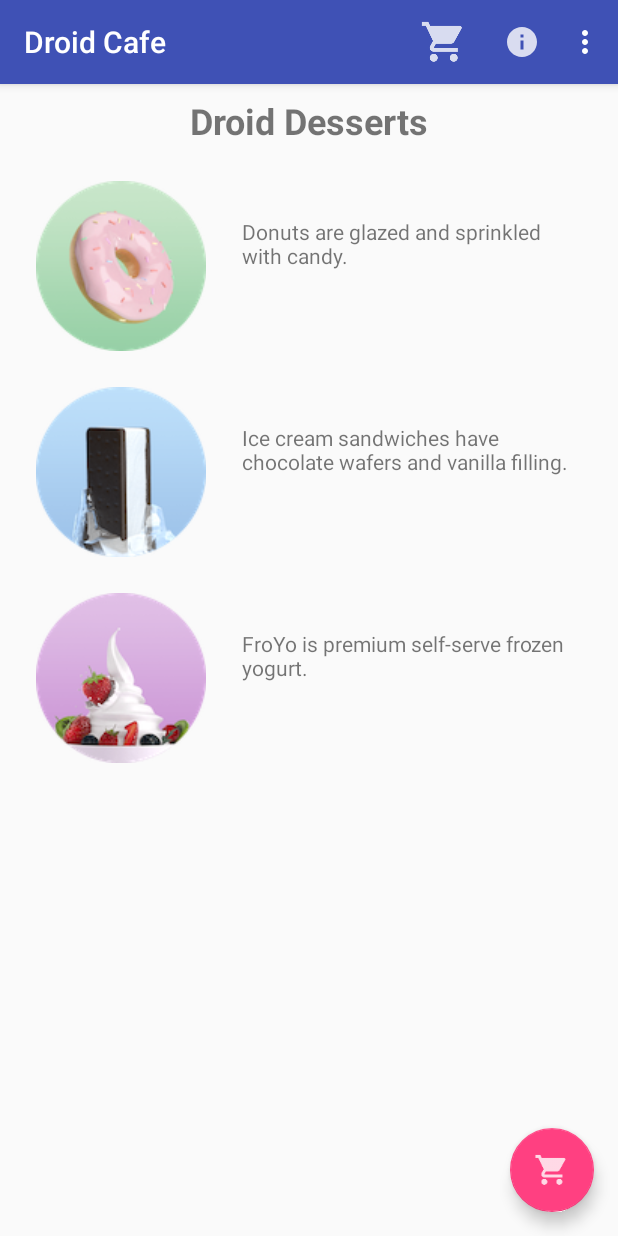
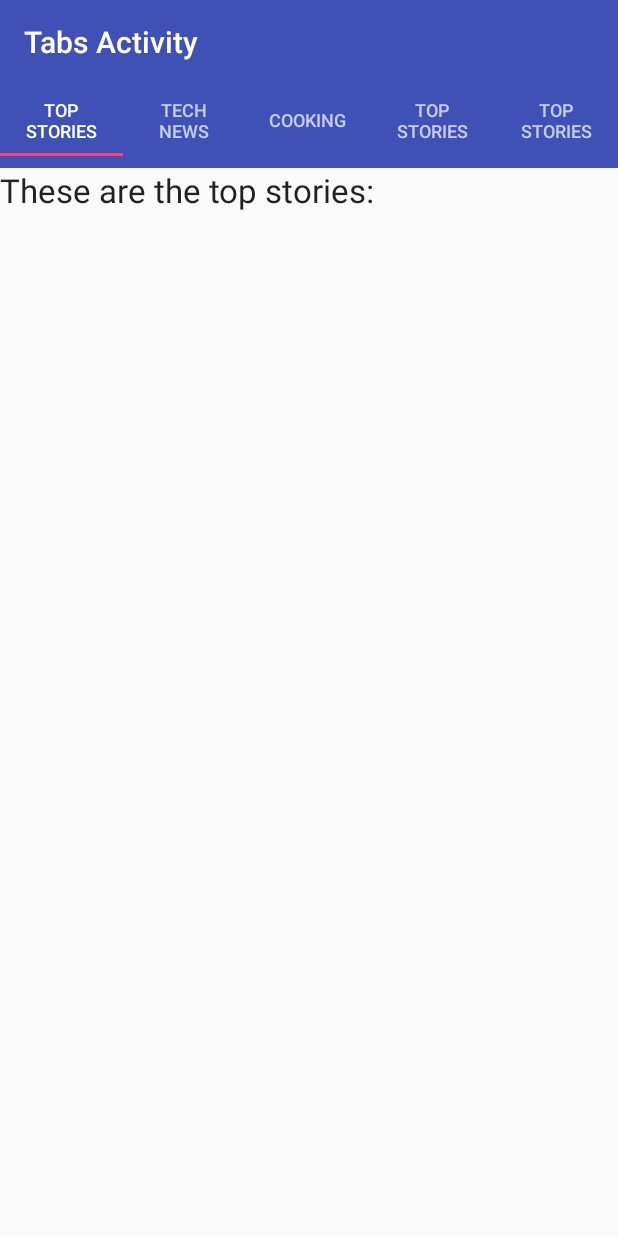
Before and after one commit to cpanou/mobile, an Android app: the screen it shows after launch (MainActivity before the commit, TabbedActivity after it), on a phone screen of 412 x 824 dp. Run offline under Robolectric (Android 15) with nearby library versions, the phone set to English and light mode, and no system bars.

Commit message:
adds tabs activity

```diff
--- a/lesson-4-ui-ux/app/src/main/java/com/example/android/droidcafeinput/MyDateFragment.java
+++ b/lesson-4-ui-ux/app/src/main/java/com/example/android/droidcafeinput/MyDateFragment.java
@@ -37,7 +37,7 @@ public class MyDateFragment extends DialogFragment implements DatePickerDialog.O
 
     @Override
     public void onDateSet(DatePicker datePicker, int year, int month, int day) {
-        String selectedDate = (day +"/" + (month + 1 ) + "/" + year);
+        String selectedDate = (day + "/" + (month + 1 ) + "/" + year);
         OrderActivity holderActivity = (OrderActivity) getActivity();
         holderActivity.setDateResult(selectedDate);
     }
--- /dev/null
+++ b/lesson-4-ui-ux/app/src/main/java/com/example/android/droidcafeinput/pager/PagerAdapter.java
@@ -0,0 +1,32 @@
+package com.example.android.droidcafeinput.pager;
+
+import android.support.v4.app.Fragment;
+import android.support.v4.app.FragmentManager;
+import android.support.v4.app.FragmentStatePagerAdapter;
+
+public class PagerAdapter extends FragmentStatePagerAdapter {
+
+    private final int numOfTabs;
+
+    public PagerAdapter(FragmentManager fm, int numOfTabs) {
+        super(fm);
+        this.numOfTabs = numOfTabs;
+    }
+
+    @Override
+    public Fragment getItem(int position) {
+        switch (position) {
+            case 0:
+            case 3:
+            case 4: return new TabFragment1();
+            case 1: return new TabFragment2();
+            case 2: return new TabFragment3();
+            default: return null;
+        }
+    }
+
+    @Override
+    public int getCount() {
+        return numOfTabs;
+    }
+}
--- /dev/null
+++ b/lesson-4-ui-ux/app/src/main/java/com/example/android/droidcafeinput/pager/TabFragment1.java
@@ -0,0 +1,29 @@
+package com.example.android.droidcafeinput.pager;
+
+import android.os.Bundle;
+import android.support.v4.app.Fragment;
+import android.util.Log;
+import android.view.LayoutInflater;
+import android.view.View;
+import android.view.ViewGroup;
+
+import com.example.android.droidcafeinput.R;
+
+
+public class TabFragment1 extends Fragment {
+
+
+    @Override
+    public View onCreateView(LayoutInflater inflater, ViewGroup container,
+                             Bundle savedInstanceState) {
+        // Inflate the layout for this fragment
+        Log.d(TabFragment1.class.getSimpleName(), "CREATED");
+        return inflater.inflate(R.layout.fragment_tab1, container, false);
+    }
+
+    @Override
+    public void onDestroyView() {
+        super.onDestroyView();
+        Log.d(TabFragment1.class.getSimpleName(), "DESTROYED");
+    }
+}
--- /dev/null
+++ b/lesson-4-ui-ux/app/src/main/java/com/example/android/droidcafeinput/pager/TabFragment2.java
@@ -0,0 +1,29 @@
+package com.example.android.droidcafeinput.pager;
+
+import android.os.Bundle;
+import android.support.v4.app.Fragment;
+import android.util.Log;
+import android.view.LayoutInflater;
+import android.view.View;
+import android.view.ViewGroup;
+
+import com.example.android.droidcafeinput.R;
+
+public class TabFragment2 extends Fragment {
+
+
+    @Override
+    public View onCreateView(LayoutInflater inflater, ViewGroup container,
+                             Bundle savedInstanceState) {
+        // Inflate the layout for this fragment
+        Log.d(TabFragment2.class.getSimpleName(), "CREATED");
+        return inflater.inflate(R.layout.fragment_tab2, container, false);
+    }
+
+    @Override
+    public void onDestroyView() {
+        super.onDestroyView();
+        Log.d(TabFragment2.class.getSimpleName(), "DESTROYED");
+    }
+
+}
--- /dev/null
+++ b/lesson-4-ui-ux/app/src/main/java/com/example/android/droidcafeinput/pager/TabbedActivity.java
@@ -0,0 +1,55 @@
+package com.example.android.droidcafeinput.pager;
+
+import android.support.design.widget.TabLayout;
+import android.support.v4.view.ViewPager;
+import android.support.v7.app.AppCompatActivity;
+import android.os.Bundle;
+import android.support.v7.widget.Toolbar;
+
+import com.example.android.droidcafeinput.R;
+
+public class TabbedActivity extends AppCompatActivity {
+
+    @Override
+    protected void onCreate(Bundle savedInstanceState) {
+        super.onCreate(savedInstanceState);
+        setContentView(R.layout.activity_tabbed);
+        Toolbar toolbar = findViewById(R.id.toolbar);
+        setSupportActionBar(toolbar);
+
+        TabLayout tabLayout = findViewById(R.id.tab_layout);
+
+        tabLayout.addTab(tabLayout.newTab().setText("Top Stories"));
+        tabLayout.addTab(tabLayout.newTab().setText("Tech News"));
+        tabLayout.addTab(tabLayout.newTab().setText("Cooking"));
+        tabLayout.addTab(tabLayout.newTab().setText("Top Stories"));
+        tabLayout.addTab(tabLayout.newTab().setText("Top Stories"));
+
+        final ViewPager pager = findViewById(R.id.pager);
+
+        PagerAdapter myAdapter = new PagerAdapter(getSupportFragmentManager(), tabLayout.getTabCount());
+
+        pager.setAdapter(myAdapter);
+
+        pager.setOnPageChangeListener(new TabLayout.TabLayoutOnPageChangeListener(tabLayout));
+
+        tabLayout.setOnTabSelectedListener(new TabLayout.OnTabSelectedListener() {
+
+            @Override
+            public void onTabSelected(TabLayout.Tab tab) {
+                pager.setCurrentItem(tab.getPosition());
+            }
+
+            @Override
+            public void onTabUnselected(TabLayout.Tab tab) {
+
+            }
+
+            @Override
+            public void onTabReselected(TabLayout.Tab tab) {
+
+            }
+        });
+    }
+
+}
--- /dev/null
+++ b/lesson-4-ui-ux/app/src/main/res/layout/activity_tabbed.xml
@@ -0,0 +1,37 @@
+<?xml version="1.0" encoding="utf-8"?>
+<RelativeLayout
+    xmlns:android="http://schemas.android.com/apk/res/android"
+    xmlns:app="http://schemas.android.com/apk/res-auto"
+    xmlns:tools="http://schemas.android.com/tools"
+    android:layout_width="match_parent"
+    android:layout_height="match_parent"
+    tools:context=".pager.TabbedActivity">
+
+    <android.support.v7.widget.Toolbar
+        android:id="@+id/toolbar"
+        android:layout_width="match_parent"
+        android:layout_height="wrap_content"
+        android:layout_alignParentTop="true"
+        android:background="?attr/colorPrimary"
+        android:minHeight="?attr/actionBarSize"
+        android:theme="@style/ThemeOverlay.AppCompat.Dark.ActionBar">
+
+    </android.support.v7.widget.Toolbar>
+
+    <android.support.design.widget.TabLayout
+        android:id="@+id/tab_layout"
+        android:layout_width="match_parent"
+        android:layout_height="wrap_content"
+        android:layout_below="@id/toolbar"
+        android:background="?attr/colorPrimary"
+        android:minHeight="?attr/actionBarSize"
+        android:theme="@style/ThemeOverlay.AppCompat.Dark.ActionBar"/>
+
+    <android.support.v4.view.ViewPager
+        android:id="@+id/pager"
+        android:layout_width="match_parent"
+        android:layout_height="fill_parent"
+        android:layout_below="@id/tab_layout"/>
+
+
+</RelativeLayout>
--- /dev/null
+++ b/lesson-4-ui-ux/app/src/main/res/layout/fragment_tab1.xml
@@ -0,0 +1,14 @@
+<?xml version="1.0" encoding="utf-8"?>
+<RelativeLayout xmlns:android="http://schemas.android.com/apk/res/android"
+    xmlns:tools="http://schemas.android.com/tools"
+    android:layout_width="match_parent"
+    android:layout_height="match_parent"
+    tools:context=".pager.TabFragment1">
+
+    <TextView
+        android:layout_width="match_parent"
+        android:layout_height="match_parent"
+        android:text="@string/hello_blank_fragment"
+        android:textAppearance="?android:attr/textAppearanceLarge" />
+
+</RelativeLayout>
--- a/lesson-4-ui-ux/app/src/main/res/values/strings.xml
+++ b/lesson-4-ui-ux/app/src/main/res/values/strings.xml
@@ -57,9 +57,13 @@
         <item>Mobile</item>
         <item>Other</item>
     </string-array>
-    <!-- TODO: Remove or change this placeholder text -->
-    <string name="hello_blank_fragment">Hello blank fragment</string>
+
     <string name="date_will_show_here">Date will show here</string>
     <string name="choose_date">Choose Date</string>
 
+
+    <string name="hello_blank_fragment">These are the top stories: </string>
+    <string name="tech_news_you_can_use">Tech news you can use:</string>
+    <string name="cooking_tips">Cooking tips:</string>
+
 </resources>
```
Also changed, not shown: lesson-4-ui-ux/app/src/main/AndroidManifest.xml (+19 -5 lines), lesson-4-ui-ux/app/src/main/java/com/example/android/droidcafeinput/pager/TabFragment3.java (added, +27 -0 lines), lesson-4-ui-ux/app/src/main/res/layout/fragment_tab2.xml (added, +14 -0 lines), lesson-4-ui-ux/app/src/main/res/layout/fragment_tab3.xml (added, +14 -0 lines).
